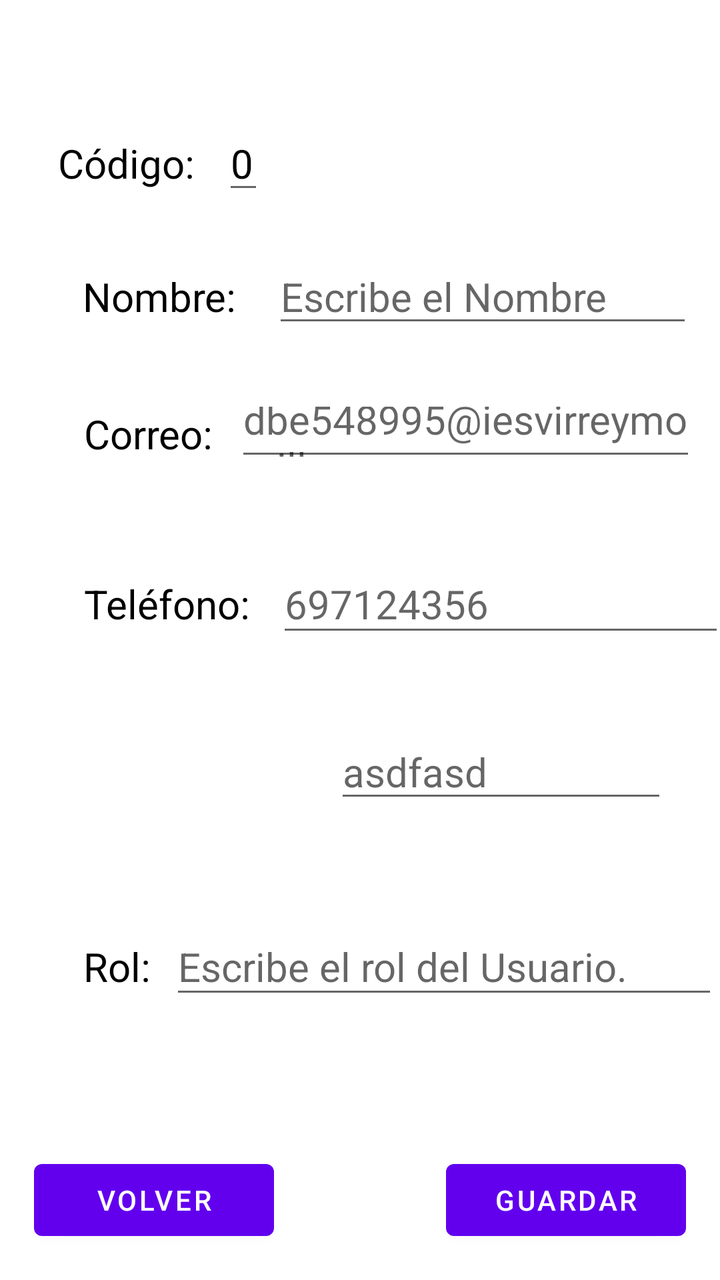
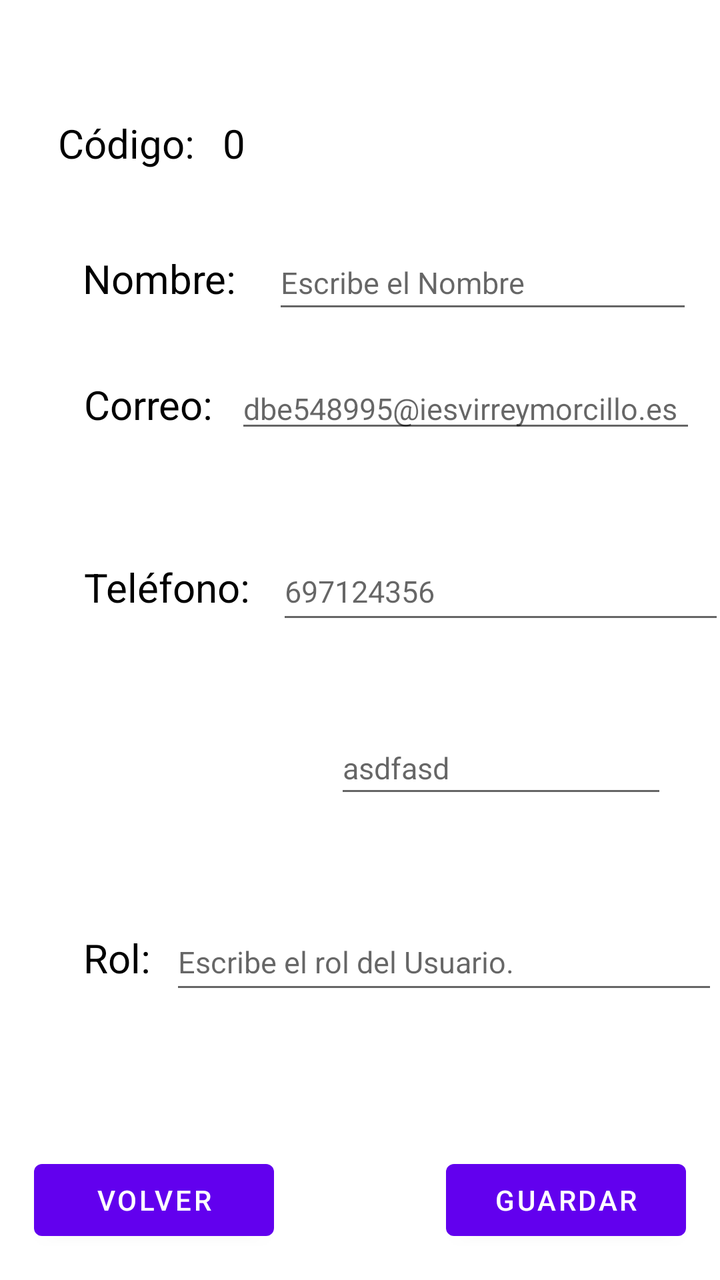

The first picture is an Android layout as it rendered before a commit; the second is the same layout after the commit. The layout source and the unified diff follow.
<!-- AndroidManifest.xml: application theme Theme.AplicacionIncidencias -->
<!-- res/layout/activity_info_usuario.xml -->
<?xml version="1.0" encoding="utf-8"?>
<androidx.constraintlayout.widget.ConstraintLayout xmlns:android="http://schemas.android.com/apk/res/android"
    xmlns:app="http://schemas.android.com/apk/res-auto"
    xmlns:tools="http://schemas.android.com/tools"
    android:id="@+id/main"
    android:layout_width="match_parent"
    android:layout_height="match_parent"
    tools:context=".Usuario.Activity_Info_Usuario">

    <TextView
        android:id="@+id/IdCodigoUsuario"
        android:layout_width="wrap_content"
        android:layout_height="wrap_content"
        android:text="Código:"
        android:textColor="@color/black"
        android:textSize="20sp"
        app:layout_constraintBaseline_toBaselineOf="@+id/edIdCodigoUsuario"
        app:layout_constraintEnd_toStartOf="@+id/edrolUsuario"
        app:layout_constraintStart_toStartOf="@+id/NombreUsuario" />

    <EditText
        android:id="@+id/edIdCodigoUsuario"
        android:layout_width="wrap_content"
        android:layout_height="wrap_content"
        android:layout_marginStart="14dp"
        android:layout_marginTop="58dp"
        android:text="0"
        android:textColor="@color/black"
        android:textSize="20sp"
        app:layout_constraintStart_toEndOf="@+id/IdCodigoUsuario"
        app:layout_constraintTop_toTopOf="parent" />

    <TextView
        android:id="@+id/NombreUsuario"
        android:layout_width="wrap_content"
        android:layout_height="wrap_content"
        android:text="Nombre:"
        android:textColor="@color/black"
        android:textSize="20sp"
        app:layout_constraintBaseline_toBaselineOf="@+id/edNombreUsuario"
        app:layout_constraintEnd_toStartOf="@+id/edcorreoUsuario"
        app:layout_constraintStart_toStartOf="@+id/correoUsuario" />

    <EditText
        android:id="@+id/edNombreUsuario"
        android:layout_width="210dp"
        android:layout_height="44dp"
        android:layout_marginStart="18dp"
        android:layout_marginTop="70dp"
        android:layout_marginBottom="70dp"
        android:textAlignment="textStart"
        android:hint="Escribe el Nombre"
        android:textColor="@color/black"
        android:textSize="20sp"
        app:layout_constraintBottom_toBottomOf="@+id/edcorreoUsuario"
        app:layout_constraintStart_toEndOf="@+id/NombreUsuario"
        app:layout_constraintTop_toTopOf="@+id/edIdCodigoUsuario" />

    <TextView
        android:id="@+id/correoUsuario"
        android:layout_width="wrap_content"
        android:layout_height="wrap_content"
        android:layout_marginStart="42dp"
        android:layout_marginEnd="11dp"
        android:text="Correo:"
        android:textColor="@color/black"
        android:textSize="20sp"
        app:layout_constraintBaseline_toBaselineOf="@+id/edcorreoUsuario"
        app:layout_constraintEnd_toStartOf="@+id/edcorreoUsuario"
        app:layout_constraintStart_toStartOf="parent" />

    <EditText
        android:id="@+id/edcorreoUsuario"
        android:layout_width="0dp"
        android:layout_height="42dp"
        android:layout_marginTop="94dp"
        android:layout_marginEnd="12dp"
        android:layout_marginBottom="91dp"
        android:text=""
        android:hint="dbe548995@iesvirreymorcillo.es"
        android:textAlignment="textStart"
        android:textColor="@color/black"
        android:textSize="20sp"
        app:layout_constraintBottom_toBottomOf="@+id/edtelefonoUsuario"
        app:layout_constraintEnd_toEndOf="parent"
        app:layout_constraintStart_toEndOf="@+id/correoUsuario"
        app:layout_constraintTop_toBottomOf="@+id/edIdCodigoUsuario" />

    <TextView
        android:id="@+id/telefonoUsuario"
        android:layout_width="wrap_content"
        android:layout_height="wrap_content"
        android:layout_marginStart="42dp"
        android:layout_marginEnd="42dp"
        android:text="Teléfono:"
        android:textColor="@color/black"
        android:textSize="20sp"
        app:layout_constraintBaseline_toBaselineOf="@+id/edtelefonoUsuario"
        app:layout_constraintEnd_toStartOf="@+id/edpasswordUsuario"
        app:layout_constraintStart_toStartOf="parent" />

    <EditText
        android:id="@+id/edtelefonoUsuario"
        android:layout_width="224dp"
        android:layout_height="46dp"
        android:layout_marginStart="13dp"
        android:layout_marginTop="192dp"
        android:layout_marginBottom="191dp"
        android:text=""
        android:hint="697124356"
        android:textAlignment="textStart"
        android:textColor="@color/black"
        android:textSize="20sp"
        app:layout_constraintBottom_toBottomOf="@+id/edrolUsuario"
        app:layout_constraintStart_toEndOf="@+id/telefonoUsuario"
        app:layout_constraintTop_toBottomOf="@+id/IdCodigoUsuario" />

    <TextView
        android:id="@+id/passwordUsuario"
        android:layout_width="wrap_content"
        android:layout_height="wrap_content"
        android:layout_marginStart="42dp"
        android:layout_marginTop="297dp"
        android:layout_marginEnd="17dp"
        android:layout_marginBottom="296dp"
        android:text="Contraseña:"
        android:textColor="@color/black"
        android:textSize="20sp"
        app:layout_constraintBottom_toBottomOf="@+id/btnVolverUsuario"
        app:layout_constraintEnd_toStartOf="@+id/edpasswordUsuario"
        app:layout_constraintStart_toStartOf="parent"
        app:layout_constraintTop_toBottomOf="@+id/IdCodigoUsuario" />

    <EditText
        android:id="@+id/edpasswordUsuario"
        android:layout_width="0dp"
        android:layout_height="43dp"
        android:layout_marginEnd="26dp"
        android:text=""
        android:hint="asdfasd"
        android:textAlignment="textStart"
        android:textColor="@color/black"
        android:textSize="20sp"
        app:layout_constraintBaseline_toBaselineOf="@+id/passwordUsuario"
        app:layout_constraintEnd_toEndOf="parent"
        app:layout_constraintStart_toEndOf="@+id/passwordUsuario" />

    <TextView
        android:id="@+id/rolUsuario"
        android:layout_width="wrap_content"
        android:layout_height="wrap_content"
        android:layout_marginStart="42dp"
        android:layout_marginEnd="43dp"
        android:text="Rol:"
        android:textColor="@color/black"
        android:textSize="20sp"
        app:layout_constraintBaseline_toBaselineOf="@+id/edrolUsuario"
        app:layout_constraintEnd_toStartOf="@+id/edcorreoUsuario"
        app:layout_constraintStart_toStartOf="parent" />

    <EditText
        android:id="@+id/edrolUsuario"
        android:layout_width="274dp"
        android:layout_height="45dp"
        android:layout_marginStart="35dp"
        android:layout_marginTop="53dp"
        android:layout_marginEnd="26dp"
        android:hint="Escribe el rol del Usuario."
        android:text=""
        android:textAlignment="textStart"
        android:textColor="@color/black"
        android:textSize="20sp"
        app:layout_constraintEnd_toEndOf="parent"
        app:layout_constraintStart_toEndOf="@+id/rolUsuario"
        app:layout_constraintTop_toBottomOf="@+id/edpasswordUsuario" />

    <Button
        android:id="@+id/btnGuardarUsuario"
        android:layout_width="120dp"
        android:layout_height="wrap_content"
        android:layout_marginEnd="17dp"
        android:layout_marginBottom="16dp"
        android:text="Guardar"
        app:layout_constraintBottom_toBottomOf="parent"
        app:layout_constraintEnd_toEndOf="parent" />

    <Button
        android:id="@+id/btnVolverUsuario"
        android:layout_width="120dp"
        android:layout_height="wrap_content"
        android:layout_marginStart="17dp"
        android:layout_marginBottom="16dp"
        android:text="Volver"
        app:layout_constraintBottom_toBottomOf="parent"
        app:layout_constraintStart_toStartOf="parent" />


</androidx.constraintlayout.widget.ConstraintLayout>
<!-- resources referenced by this layout -->
<resources>
  <color name="black">#FF000000</color>
  <style name="Theme.AplicacionIncidencias" parent="Theme.MaterialComponents.DayNight.DarkActionBar">
          
          <item name="colorPrimary">@color/purple_500</item>
          <item name="colorPrimaryVariant">@color/purple_700</item>
          <item name="colorOnPrimary">@color/white</item>
          
          <item name="colorSecondary">@color/teal_200</item>
          <item name="colorSecondaryVariant">@color/teal_700</item>
          <item name="colorOnSecondary">@color/black</item>
          
          <item name="android:statusBarColor">?attr/colorPrimaryVariant</item>
          
      </style>
  <color name="purple_500">#FF6200EE</color>
  <color name="purple_700">#FF3700B3</color>
  <color name="white">#FFFFFFFF</color>
  <color name="teal_200">#FF03DAC5</color>
  <color name="teal_700">#FF018786</color>
</resources>

<!-- the commit's change to res/layout/activity_info_usuario.xml (unified diff, before → after) -->
@@ -14,12 +14,12 @@
         android:text="Código:"
         android:textColor="@color/black"
         android:textSize="20sp"
-        app:layout_constraintBaseline_toBaselineOf="@+id/edIdCodigoUsuario"
+        app:layout_constraintBaseline_toBaselineOf="@+id/tvInfoIdCodigoUsuario"
         app:layout_constraintEnd_toStartOf="@+id/edrolUsuario"
         app:layout_constraintStart_toStartOf="@+id/NombreUsuario" />
 
-    <EditText
-        android:id="@+id/edIdCodigoUsuario"
+    <TextView
+        android:id="@+id/tvInfoIdCodigoUsuario"
         android:layout_width="wrap_content"
         android:layout_height="wrap_content"
         android:layout_marginStart="14dp"
@@ -51,10 +51,10 @@
         android:textAlignment="textStart"
         android:hint="Escribe el Nombre"
         android:textColor="@color/black"
-        android:textSize="20sp"
+        android:textSize="15sp"
         app:layout_constraintBottom_toBottomOf="@+id/edcorreoUsuario"
         app:layout_constraintStart_toEndOf="@+id/NombreUsuario"
-        app:layout_constraintTop_toTopOf="@+id/edIdCodigoUsuario" />
+        app:layout_constraintTop_toTopOf="@+id/tvInfoIdCodigoUsuario" />
 
     <TextView
         android:id="@+id/correoUsuario"
@@ -72,7 +72,7 @@
     <EditText
         android:id="@+id/edcorreoUsuario"
         android:layout_width="0dp"
-        android:layout_height="42dp"
+        android:layout_height="wrap_content"
         android:layout_marginTop="94dp"
         android:layout_marginEnd="12dp"
         android:layout_marginBottom="91dp"
@@ -80,11 +80,11 @@
         android:hint="dbe548995@iesvirreymorcillo.es"
         android:textAlignment="textStart"
         android:textColor="@color/black"
-        android:textSize="20sp"
+        android:textSize="15sp"
         app:layout_constraintBottom_toBottomOf="@+id/edtelefonoUsuario"
         app:layout_constraintEnd_toEndOf="parent"
         app:layout_constraintStart_toEndOf="@+id/correoUsuario"
-        app:layout_constraintTop_toBottomOf="@+id/edIdCodigoUsuario" />
+        app:layout_constraintTop_toBottomOf="@+id/tvInfoIdCodigoUsuario" />
 
     <TextView
         android:id="@+id/telefonoUsuario"
@@ -110,7 +110,7 @@
         android:hint="697124356"
         android:textAlignment="textStart"
         android:textColor="@color/black"
-        android:textSize="20sp"
+        android:textSize="15sp"
         app:layout_constraintBottom_toBottomOf="@+id/edrolUsuario"
         app:layout_constraintStart_toEndOf="@+id/telefonoUsuario"
         app:layout_constraintTop_toBottomOf="@+id/IdCodigoUsuario" />
@@ -140,7 +140,7 @@
         android:hint="asdfasd"
         android:textAlignment="textStart"
         android:textColor="@color/black"
-        android:textSize="20sp"
+        android:textSize="15sp"
         app:layout_constraintBaseline_toBaselineOf="@+id/passwordUsuario"
         app:layout_constraintEnd_toEndOf="parent"
         app:layout_constraintStart_toEndOf="@+id/passwordUsuario" />
@@ -169,7 +169,7 @@
         android:text=""
         android:textAlignment="textStart"
         android:textColor="@color/black"
-        android:textSize="20sp"
+        android:textSize="15sp"
         app:layout_constraintEnd_toEndOf="parent"
         app:layout_constraintStart_toEndOf="@+id/rolUsuario"
         app:layout_constraintTop_toBottomOf="@+id/edpasswordUsuario" />
